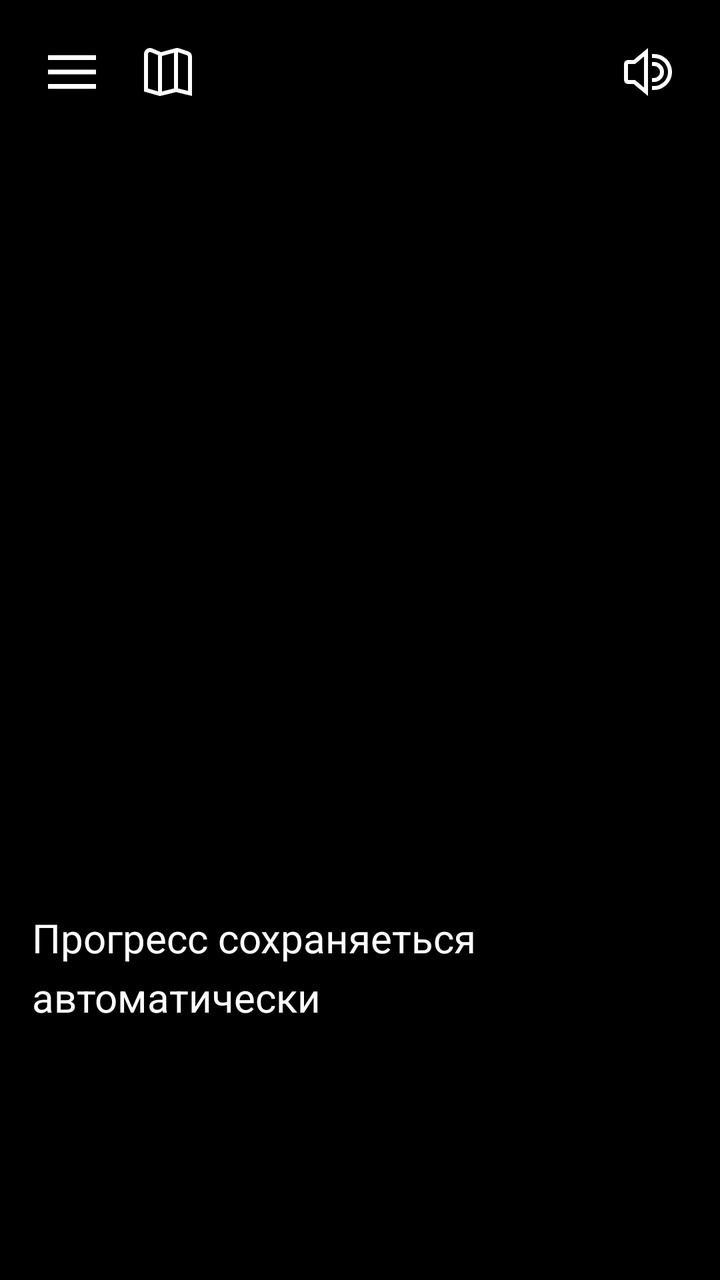
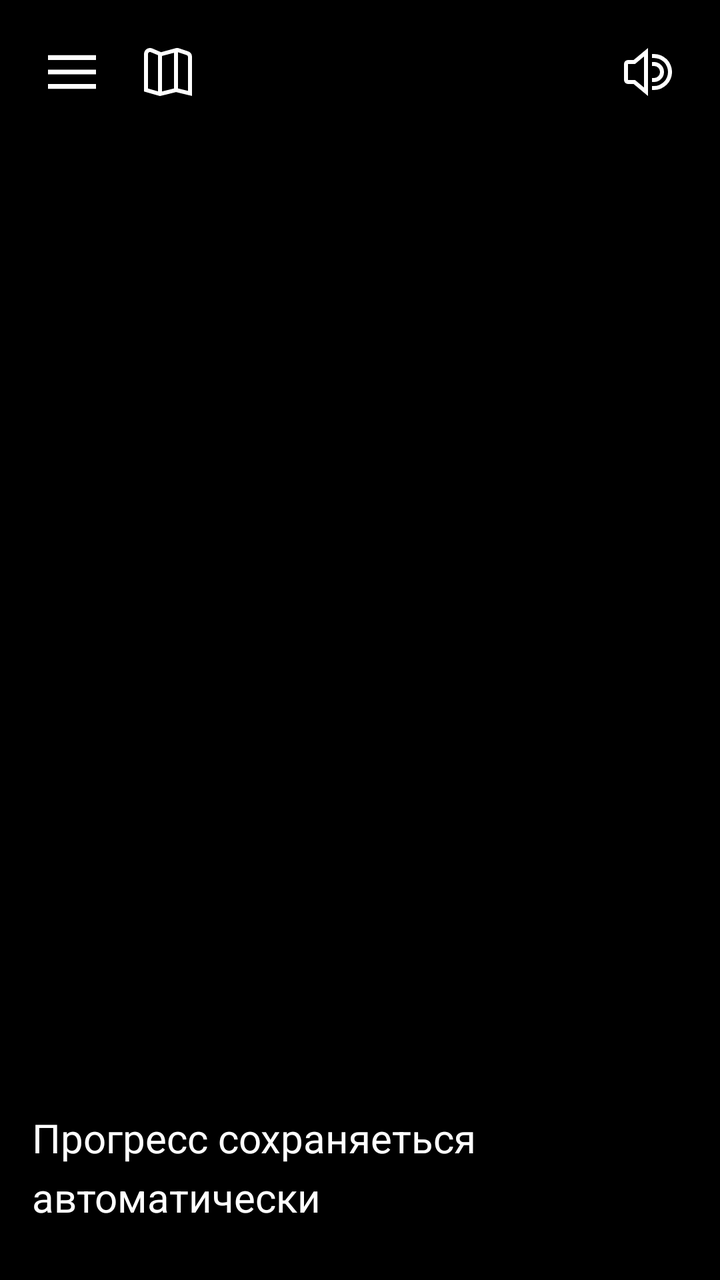

Two renders of the same Android screen: before a commit and after it. Below are the layout's source before the change and the commit's diff.
<!-- AndroidManifest.xml: application theme Theme.TestVisualNovel -->
<!-- res/layout/activity_main.xml -->
<?xml version="1.0" encoding="utf-8"?>
<FrameLayout
    xmlns:android="http://schemas.android.com/apk/res/android"
    xmlns:app="http://schemas.android.com/apk/res-auto"
    xmlns:tools="http://schemas.android.com/tools"
    android:id="@+id/root"
    android:layout_width="match_parent"
    android:layout_height="match_parent"
    android:fitsSystemWindows="true">

    
    <ImageView
        android:id="@+id/iv_background"
        android:background="@color/black"
        android:layout_width="match_parent"
        android:layout_height="match_parent"
        android:scaleType="centerCrop"
        android:contentDescription="@null" />

    
    <View
        android:layout_width="match_parent"
        android:layout_height="match_parent"
        android:background="#40000000" />

    
    <androidx.constraintlayout.widget.ConstraintLayout
        android:id="@+id/header"
        android:layout_width="match_parent"
        android:layout_height="wrap_content"
        android:padding="12dp">

        <ImageButton
            android:id="@+id/btn_header_menu"
            style="@style/HeaderIconButton"
            android:src ="@drawable/ic_menu"
            android:contentDescription="@string/menu"
            app:layout_constraintStart_toStartOf="parent"
            app:layout_constraintTop_toTopOf="parent" />

        <ImageButton
            android:id="@+id/btn_header_map"
            style="@style/HeaderIconButton"
            android:src="@drawable/ic_map"
            android:contentDescription="@string/map"
            app:layout_constraintStart_toEndOf="@id/btn_header_menu"
            app:layout_constraintTop_toTopOf="parent"/>

        <ImageButton
            android:id="@+id/btn_header_volume_mute"
            style="@style/HeaderIconButton"
            android:src="@drawable/ic_volume_mute"
            android:contentDescription="@string/volume_mute"
            android:visibility="gone"
            app:layout_constraintEnd_toEndOf="parent"
            app:layout_constraintTop_toTopOf="parent" />

        <ImageButton
            android:id="@+id/btn_header_volume_free"
            style="@style/HeaderIconButton"
            android:src="@drawable/ic_volume_free"
            android:contentDescription="@string/volume_free"
            android:visibility="visible"
            app:layout_constraintEnd_toEndOf="parent"
            app:layout_constraintTop_toTopOf="parent" />
    </androidx.constraintlayout.widget.ConstraintLayout>

    
    <FrameLayout
        android:id="@+id/menu_field"
        android:visibility="gone"
        android:layout_width="match_parent"
        android:layout_height="match_parent">
        <View
            android:layout_width="match_parent"
            android:layout_height="match_parent"
            android:background="#90000000" />
        <androidx.constraintlayout.widget.ConstraintLayout
            android:layout_width="match_parent"
            android:layout_height="match_parent">

            <LinearLayout
                android:layout_width="0dp"
                android:layout_height="wrap_content"
                android:orientation="vertical"
                android:padding="24dp"
                android:maxWidth="420dp"
                app:layout_constraintWidth_percent="0.7"
                app:layout_constraintBottom_toBottomOf="parent"
                app:layout_constraintEnd_toEndOf="parent"
                app:layout_constraintStart_toStartOf="parent"
                app:layout_constraintTop_toTopOf="parent">

                <TextView
                    android:layout_width="match_parent"
                    android:layout_height="wrap_content"
                    android:gravity="center_horizontal"
                    android:layout_marginBottom="14dp"
                    android:text="@string/menu_field_menu"
                    android:textColor="@color/white"
                    android:textSize="40sp"
                    android:textStyle="bold" />

                <Button
                    android:id="@+id/btn_menu_field_continue"
                    android:layout_width="match_parent"
                    android:layout_height="wrap_content"
                    android:layout_marginBottom="6dp"
                    android:text="@string/menu_field_continue"
                    android:textSize="20sp" />

                <Button
                    android:id="@+id/btn_menu_field_restart"
                    android:layout_width="match_parent"
                    android:layout_height="wrap_content"
                    android:backgroundTint="@color/red"
                    android:layout_marginBottom="6dp"
                    android:text="@string/menu_field_restart"
                    android:textSize="20sp" />

                <TextView
                    android:layout_width="match_parent"
                    android:layout_height="wrap_content"
                    android:text="@string/menu_field_text"
                    android:textColor="@color/white"
                    android:textSize="12sp" />
            </LinearLayout>
        </androidx.constraintlayout.widget.ConstraintLayout>
    </FrameLayout>

    
    <androidx.constraintlayout.widget.ConstraintLayout
        android:id="@+id/constraint_story_field"
        android:layout_width="match_parent"
        android:layout_height="match_parent">
        <ScrollView
            android:id="@+id/scroll_bottom"
            android:layout_width="0dp"
            android:layout_height="0dp"
            android:fillViewport="true"
            android:overScrollMode="never"
            android:scrollbars="none"
            app:layout_constraintBottom_toBottomOf="parent"
            app:layout_constraintStart_toStartOf="parent"
            app:layout_constraintEnd_toEndOf="parent"
            app:layout_constraintHeight_percent="0.7">
            <LinearLayout
                android:layout_width="match_parent"
                android:layout_height="wrap_content"
                android:orientation="vertical"
                android:padding="16dp"
                android:gravity="bottom">
                
                <TextView
                    android:id="@+id/tv_story"
                    android:layout_width="match_parent"
                    android:layout_height="wrap_content"
                    android:layout_marginBottom="12dp"
                    android:lineSpacingExtra="6dp"
                    android:text="@string/menu_field_text"
                    android:textColor="@color/white"
                    android:textSize="20sp" />

                <LinearLayout
                    android:id="@+id/ll_story_field"
                    android:layout_width="match_parent"
                    android:layout_height="100dp"
                    android:orientation="vertical" />
            </LinearLayout>
        </ScrollView>
    </androidx.constraintlayout.widget.ConstraintLayout>
</FrameLayout>
<!-- resources referenced by this layout -->
<resources>
  <color name="black">#FF000000</color>
  <color name="red">#E90909</color>
  <color name="white">#FFFFFFFF</color>
  <!-- drawable ic_map (drawable) -->
  <vector xmlns:android="http://schemas.android.com/apk/res/android" android:height="24dp" android:viewportHeight="24" android:viewportWidth="24" android:width="24dp">
        
      <path android:fillColor="#FFFFFFFF" android:pathData="M21.867,1.612 L17.515,0.155A2.956,2.956 0,0 0,15.724 0.12L8.538,2.092 4.155,0.233A3,3 0,0 0,0 3L0,21.754l7.982,2.281 8.021,-2 8,1.948L24.003,4.483A3,3 0,0 0,21.867 1.612ZM15,2.384L15,20.219l-6,1.5L9,3.972ZM2,3A1,1 0,0 1,3.387 2.08L7,3.581L7,21.674L2,20.246ZM22,21.43 L17,20.212L17,2.092l4.275,1.43A1,1 0,0 1,22 4.483Z"/>
      
  </vector>
  <!-- drawable ic_menu (drawable) -->
  <vector xmlns:android="http://schemas.android.com/apk/res/android"
      android:width="24dp"
      android:height="24dp"
      android:viewportWidth="50"
      android:viewportHeight="50">
    <path
        android:fillColor="#FFFFFFFF"
        android:pathData="M0,7.5L0,12.5L50,12.5L50,7.5ZM0,22.5L0,27.5L50,27.5L50,22.5ZM0,37.5L0,42.5L50,42.5L50,37.5Z"/>
  </vector>
  <!-- drawable ic_volume_free (drawable) -->
  <vector xmlns:android="http://schemas.android.com/apk/res/android" android:height="24dp" android:viewportHeight="24" android:viewportWidth="24" android:width="24dp">
        
      <path android:fillColor="#FF000000" android:pathData="M2,5.99a2,2 0,0 0,-2 2v8.014a2,2 0,0 0,2 2L4.8,18.004L12,24L12,0L4.8,5.99ZM10,4.268L10,19.729L5.525,16.007L2,16.007L2,7.993L5.525,7.993Z"/>
        
      <path android:fillColor="#FF000000" android:pathData="M20,12a5.009,5.009 0,0 0,-5 -5.008H14v2h1a3.005,3.005 0,0 1,0 6.01H14v2h1A5.01,5.01 0,0 0,20 12Z"/>
        
      <path android:fillColor="#FF000000" android:pathData="M15,2.985H14v2h1a7.012,7.012 0,0 1,0 14.024H14v2h1a9.015,9.015 0,0 0,0 -18.03Z"/>
      
  </vector>
  <!-- drawable ic_volume_mute (drawable) -->
  <vector xmlns:android="http://schemas.android.com/apk/res/android" android:height="24dp" android:viewportHeight="24" android:viewportWidth="24" android:width="24dp">
        
      <path android:fillColor="#FF000000" android:pathData="m2,6c-1.103,0 -2,0.897 -2,2v8c0,1.103 0.897,2 2,2h2.644l7.356,6.013L12,0.037l-7.354,5.963h-2.646ZM10,4.233v15.562l-4.644,-3.795h-3.356v-8h3.354l4.646,-3.767ZM20.439,12l3.293,3.293 -1.414,1.414 -3.293,-3.293 -3.293,3.293 -1.414,-1.414 3.293,-3.293 -3.293,-3.293 1.414,-1.414 3.293,3.293 3.293,-3.293 1.414,1.414 -3.293,3.293Z"/>
      
  </vector>
  <string name="map">Map</string>
  <string name="menu">Menu</string>
  <string name="menu_field_continue">Продолжить</string>
  <string name="menu_field_menu">Меню</string>
  <string name="menu_field_restart">Начать заново</string>
  <string name="menu_field_text">Прогресс сохраняеться автоматически</string>
  <string name="volume_free">Volume free</string>
  <string name="volume_mute">Volume mute</string>
  <style name="HeaderIconButton">
          <item name="android:layout_width">48dp</item>
          <item name="android:layout_height">48dp</item>
          <item name="android:padding">8dp</item>
          <item name="android:background">@drawable/shape_rounded_btn_header</item>
          <item name="android:tint">@color/white</item>
          <item name="elevation">0dp</item>
      </style>
  <style name="Theme.TestVisualNovel" parent="Base.Theme.TestVisualNovel" />
  <!-- drawable shape_rounded_btn_header (drawable) -->
  <?xml version="1.0" encoding="utf-8"?>
  <ripple xmlns:android="http://schemas.android.com/apk/res/android"
      android:color="#33FFFFFF">
  
      <item>
          <shape android:shape="rectangle">
              <solid android:color="#66000000"/>
              <corners android:radius="12dp"/>
          </shape>
      </item>
  
  </ripple>
  <style name="Base.Theme.TestVisualNovel" parent="Theme.Material3.DayNight.NoActionBar">
          
          
      </style>
</resources>

<!-- the commit's change to res/layout/activity_main.xml (unified diff, before → after) -->
@@ -164,7 +164,7 @@
                 <LinearLayout
                     android:id="@+id/ll_story_field"
                     android:layout_width="match_parent"
-                    android:layout_height="100dp"
+                    android:layout_height="wrap_content"
                     android:orientation="vertical" />
             </LinearLayout>
         </ScrollView>
